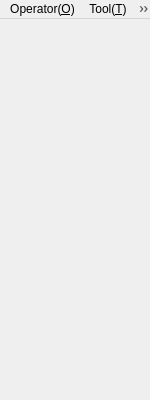
Qt form MainWindow.ui (KangLin/RabbitIm) before a commit.
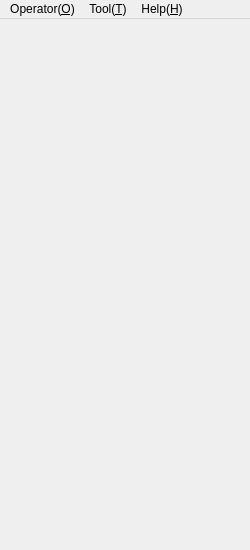
The same form after that commit. Icons and pictures are not drawn.

The edit to the form file:
```diff
--- a/MainWindow.ui
+++ b/MainWindow.ui
@@ -6,8 +6,8 @@
    <rect>
     <x>0</x>
     <y>0</y>
-    <width>150</width>
-    <height>400</height>
+    <width>250</width>
+    <height>550</height>
    </rect>
   </property>
   <property name="sizePolicy">
@@ -33,8 +33,8 @@
     <rect>
      <x>0</x>
      <y>0</y>
-     <width>150</width>
-     <height>22</height>
+     <width>250</width>
+     <height>25</height>
     </rect>
    </property>
    <widget class="QMenu" name="menuOperator_O">
```
Left out of the diff: 1 changed line with no effect on the pictures.
